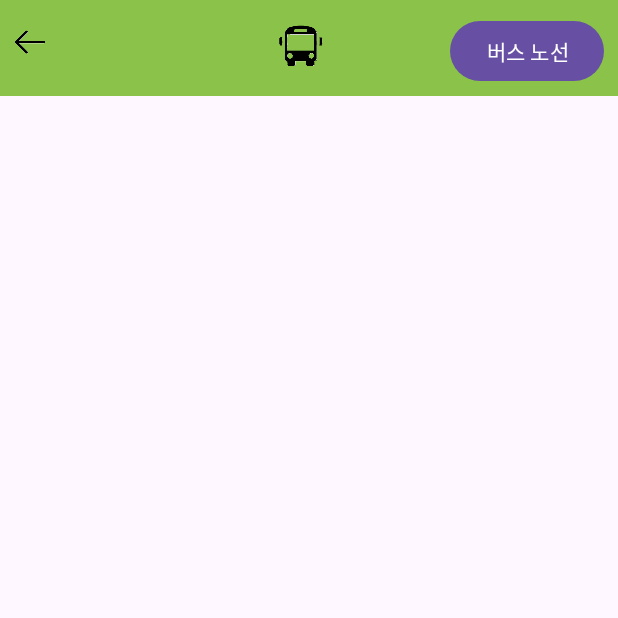
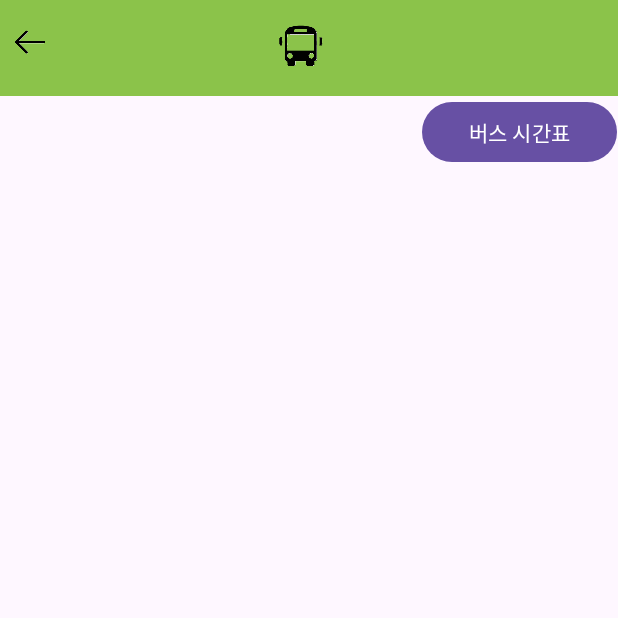
Before and after one commit to 2023Capstone/moijaNew, an Android app: the CityBus screen opened directly, with no data from a screen before it, on a phone screen of 412 x 824 dp, the top half of it. Run offline under Robolectric (Android 15) with nearby library versions, the phone set to English and light mode, and no system bars; 16 statements that could not run were skipped.

Commit message:
Update activity_citybus.xml

```diff
--- a/app/src/main/res/layout/activity_citybus.xml
+++ b/app/src/main/res/layout/activity_citybus.xml
@@ -31,30 +31,43 @@
         android:layout_gravity="center"
         android:src="@drawable/arrow3" />
 
-    <Button
-        android:id="@+id/getStationNamesButton"
-        android:layout_width="wrap_content"
+    <LinearLayout
+        android:id="@+id/busLayout"
+        android:layout_width="match_parent"
         android:layout_height="wrap_content"
-        android:layout_marginLeft="300dp"
-        android:layout_marginTop="10dp"
+        android:layout_below="@id/toolbar"
+        android:orientation="horizontal">
+    </LinearLayout>
 
-        android:text="버스 노선" />
-
-    <TextView
-        android:id="@+id/busInfoTextView"
-        android:layout_width="wrap_content"
+    <LinearLayout
+        android:id="@+id/info"
+        android:layout_width="match_parent"
         android:layout_height="wrap_content"
-        android:layout_below="@id/getStationNamesButton"
-        android:layout_marginTop="16dp"
-        android:text=""
-        android:textSize="18sp"
-        android:textColor="@android:color/black"/>
+        android:layout_below="@id/busLayout"
+        android:orientation="horizontal"
+        android:weightSum="1">
+        <TextView
+            android:id="@+id/busInfoTextView"
+            android:layout_width="wrap_content"
+            android:layout_height="wrap_content"
+            android:layout_marginTop="16dp"
+            android:layout_weight="0.95"
+            android:text=""
+            android:textSize="18sp"
+            android:textColor="@android:color/black"/>
+        <Button
+            android:id="@+id/getStationNamesButton"
+            android:layout_width="wrap_content"
+            android:layout_height="wrap_content"
+            android:layout_weight="0.05"
+            android:text="버스 시간표" />
+    </LinearLayout>
 
     <ListView
         android:id="@+id/stationNamesListView"
         android:layout_width="match_parent"
         android:layout_height="wrap_content"
-        android:layout_below="@id/busInfoTextView"
+        android:layout_below="@id/info"
         android:layout_marginTop="16dp"
         android:divider="@android:color/darker_gray"
         android:dividerHeight="1dp"/>
```
